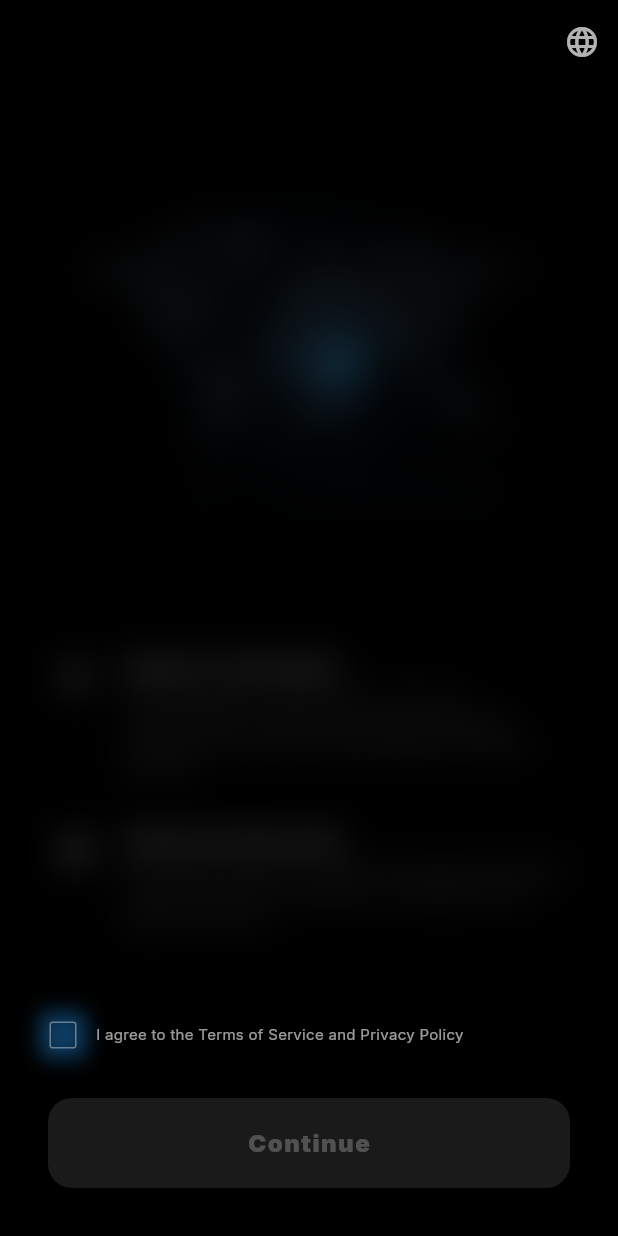
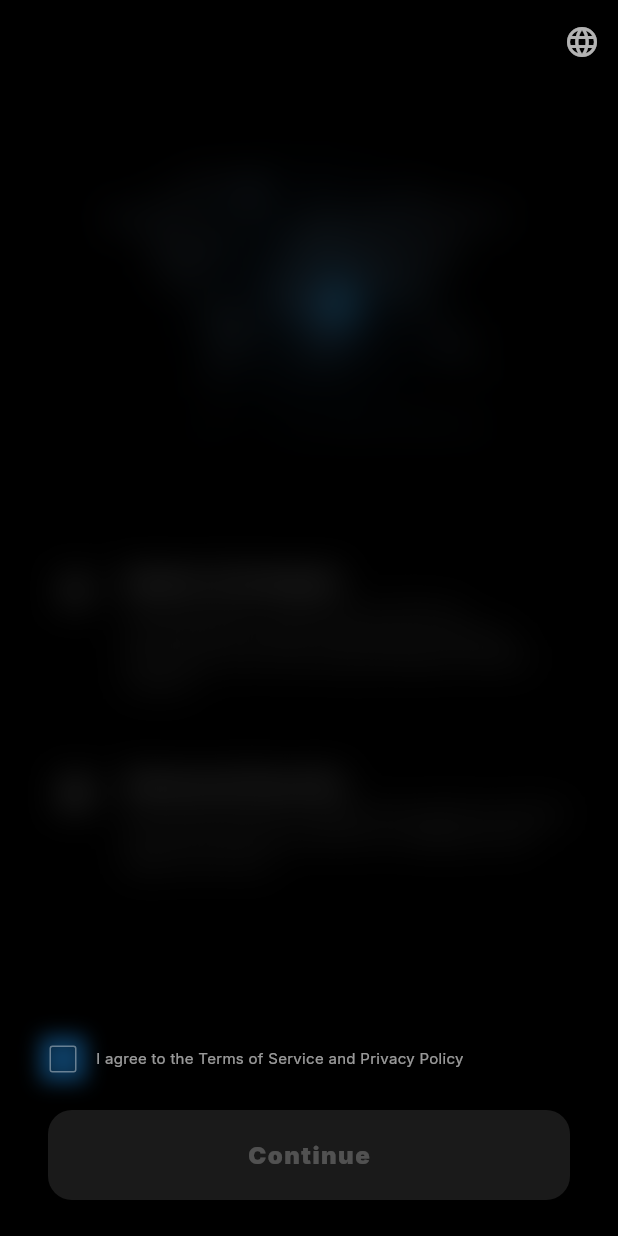
Before and after one commit to fuadusman3993-eng/cold, a Flutter app: the screen it shows after launch, on a phone screen of 412 x 824 dp. Run offline on Flutter 3.47's test engine with Material 3 defaults, Android fonts, the phone set to English and light mode, and no system bars; our stand-ins replace google_fonts, supabase_flutter; accounts and stored records are empty.

Commit message:
UI Refinement: Adjust vertical spacing to prevent text overlapping

```diff
--- a/lib/features/onboarding/presentation/screens/onboarding_screen.dart
+++ b/lib/features/onboarding/presentation/screens/onboarding_screen.dart
@@ -62,6 +62,7 @@ class _OnboardingScreenState extends State<OnboardingScreen> with SingleTickerPr
             children: [
               // 1. Blurred Content Section
               Expanded(
+                flex: 4, // Give more weight to pull content up
                 child: TweenAnimationBuilder<double>(
                   tween: Tween<double>(begin: 12.0, end: _hasAgreedToTerms ? 0.0 : 12.0),
                   duration: const Duration(milliseconds: 800),
@@ -74,13 +75,13 @@ class _OnboardingScreenState extends State<OnboardingScreen> with SingleTickerPr
                         child: Column(
                           mainAxisAlignment: MainAxisAlignment.center,
                           children: [
-                            const Spacer(),
+                            const Spacer(flex: 2),
                             Image.asset(
                               'assets/images/world_map.png',
-                              height: 300,
+                              height: 280, // Slightly reduced height to save space
                               fit: BoxFit.contain,
                               errorBuilder: (context, error, stackTrace) => Container(
-                                height: 200,
+                                height: 180,
                                 decoration: BoxDecoration(
                                   gradient: RadialGradient(
                                     colors: [Colors.white.withOpacity(0.05), Colors.transparent],
@@ -88,19 +89,19 @@ class _OnboardingScreenState extends State<OnboardingScreen> with SingleTickerPr
                                 ),
                               ),
                             ),
-                            const SizedBox(height: 50),
+                            const SizedBox(height: 40), // Reduced spacing to pull features up
                             _buildFeatureItem(
                               Icons.psychology_outlined,
                               l10n.translate('islamic_ai_title'),
                               l10n.translate('islamic_ai_subtitle'),
                             ),
-                            const SizedBox(height: 28),
+                            const SizedBox(height: 48), // Increased spacing between features to prevent overlap
                             _buildFeatureItem(
                               Icons.security_outlined,
                               l10n.translate('advanced_security_title'),
                               l10n.translate('advanced_security_subtitle'),
                             ),
-                            const Spacer(),
+                            const Spacer(flex: 1),
                           ],
                         ),
                       ),
@@ -110,9 +111,12 @@ class _OnboardingScreenState extends State<OnboardingScreen> with SingleTickerPr
               ),
 
               // 2. Interactive Section (Unblurred)
-              Padding(
-                padding: const EdgeInsets.symmetric(vertical: 32.0),
+              Expanded(
+                flex: 2, // Control bottom section weight
+                child: Padding(
+                  padding: const EdgeInsets.only(bottom: 24.0),
                   child: Column(
+                    mainAxisAlignment: MainAxisAlignment.end,
                     children: [
                       // Pulsing Checkbox Row
                       Row(
@@ -157,14 +161,14 @@ class _OnboardingScreenState extends State<OnboardingScreen> with SingleTickerPr
                               style: theme.textTheme.bodySmall?.copyWith(
                                 color: _hasAgreedToTerms ? Colors.white : Colors.white60,
                                 fontWeight: FontWeight.w400,
-                              fontSize: 10, // Further reduced from 11
+                                fontSize: 10,
                                 letterSpacing: 0.2,
                               ),
                             ),
                           ),
                         ],
                       ),
-                    const SizedBox(height: 32),
+                      const SizedBox(height: 24),
                       // Action Button
                       AnimatedContainer(
                         duration: const Duration(milliseconds: 500),
@@ -213,13 +217,14 @@ class _OnboardingScreenState extends State<OnboardingScreen> with SingleTickerPr
                             style: theme.textTheme.bodyLarge?.copyWith(
                               color: _hasAgreedToTerms ? Colors.white : Colors.white24,
                               fontWeight: FontWeight.w900,
-                            fontSize: 16, // Further reduced from 18
+                              fontSize: 16,
                               letterSpacing: 1.0,
                             ),
                           ),
                         ),
                       ),
                     ],
+                  ),
                 ),
               ),
             ],
@@ -240,7 +245,7 @@ class _OnboardingScreenState extends State<OnboardingScreen> with SingleTickerPr
             color: Colors.white.withOpacity(0.05),
             borderRadius: BorderRadius.circular(10),
           ),
-          child: Icon(icon, color: Colors.white, size: 20), // Reduced icon size
+          child: Icon(icon, color: Colors.white, size: 20),
         ),
         const SizedBox(width: 14),
         Expanded(
@@ -250,7 +255,7 @@ class _OnboardingScreenState extends State<OnboardingScreen> with SingleTickerPr
               Text(
                 title,
                 style: theme.textTheme.displaySmall?.copyWith(
-                  fontSize: 16, // Reduced from 18
+                  fontSize: 16,
                   letterSpacing: -0.1,
                 ),
               ),
@@ -259,7 +264,7 @@ class _OnboardingScreenState extends State<OnboardingScreen> with SingleTickerPr
                 subtitle,
                 style: theme.textTheme.bodyMedium?.copyWith(
                   color: Colors.white60,
-                  fontSize: 12, // Reduced from 13
+                  fontSize: 12,
                   height: 1.3,
                 ),
               ),
```
Lines whose indentation alone changed are shown as unchanged.
